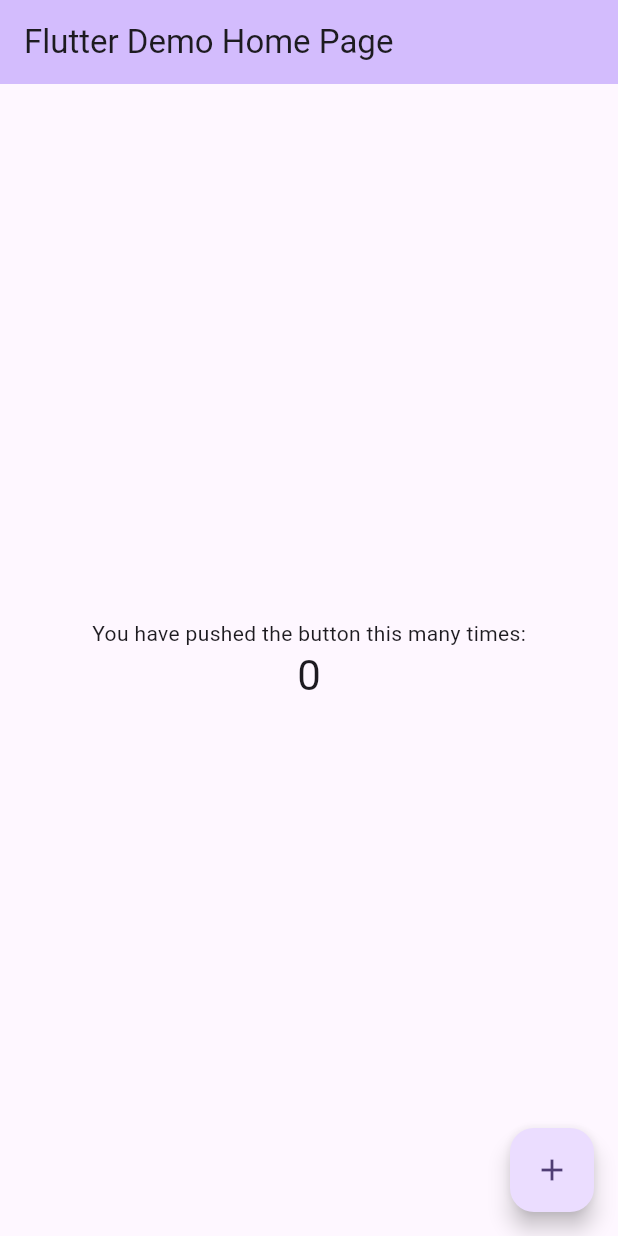
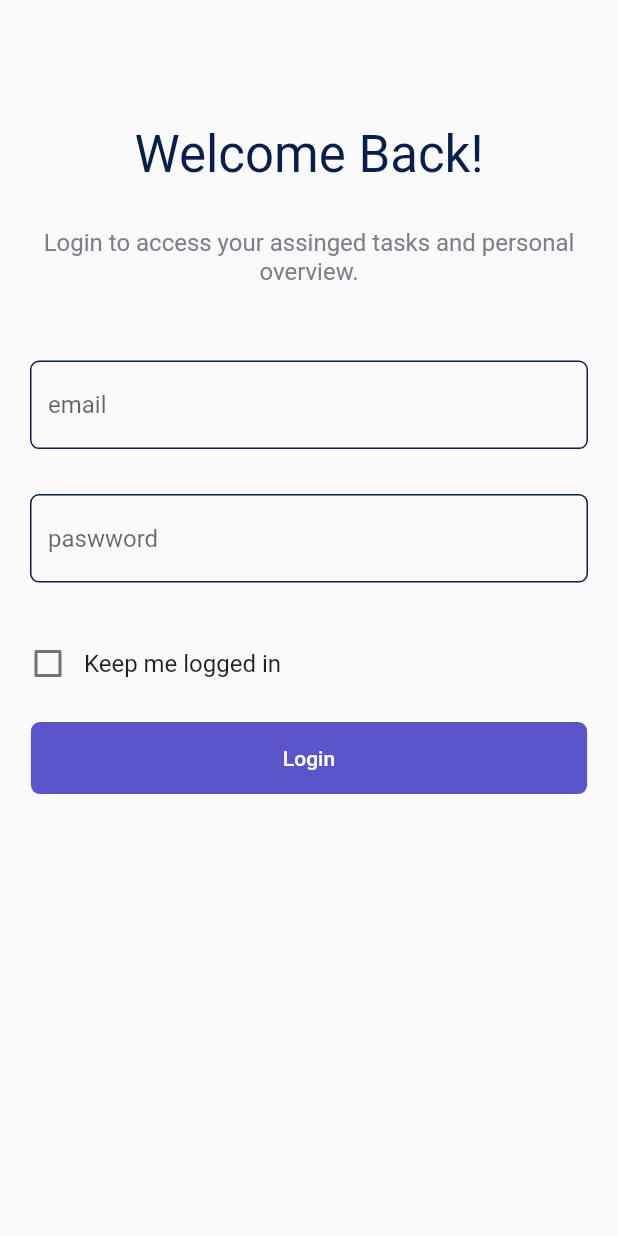
Before and after one commit to iMohamedAhmed195/agile, a Flutter app: the screen it shows after launch, on a phone screen of 412 x 824 dp. Run offline on Flutter 3.47's test engine with Material 2 defaults, Android fonts, the light colour scheme and no system bars; our stand-ins replace bloc, dio, go_router.

Commit message:
adding log in ui and custom component and crate dio service and api

```diff
--- a/lib/main.dart
+++ b/lib/main.dart
@@ -1,3 +1,4 @@
+import 'package:agile/module/login_module/login_view.dart';
 import 'package:flutter/material.dart';
 
 void main() {
@@ -11,115 +12,7 @@ class MyApp extends StatelessWidget {
   @override
   Widget build(BuildContext context) {
     return MaterialApp(
-      title: 'Flutter Demo',
-      theme: ThemeData(
-        // This is the theme of your application.
-        //
-        // TRY THIS: Try running your application with "flutter run". You'll see
-        // the application has a blue toolbar. Then, without quitting the app,
-        // try changing the seedColor in the colorScheme below to Colors.green
-        // and then invoke "hot reload" (save your changes or press the "hot
-        // reload" button in a Flutter-supported IDE, or press "r" if you used
-        // the command line to start the app).
-        //
-        // Notice that the counter didn't reset back to zero; the application
-        // state is not lost during the reload. To reset the state, use hot
-        // restart instead.
-        //
-        // This works for code too, not just values: Most code changes can be
-        // tested with just a hot reload.
-        colorScheme: ColorScheme.fromSeed(seedColor: Colors.deepPurple),
-        useMaterial3: true,
-      ),
-      home: const MyHomePage(title: 'Flutter Demo Home Page'),
+      home: LogInView(),
     );
   }
 }
-
-class MyHomePage extends StatefulWidget {
-  const MyHomePage({super.key, required this.title});
-
-  // This widget is the home page of your application. It is stateful, meaning
-  // that it has a State object (defined below) that contains fields that affect
-  // how it looks.
-
-  // This class is the configuration for the state. It holds the values (in this
-  // case the title) provided by the parent (in this case the App widget) and
-  // used by the build method of the State. Fields in a Widget subclass are
-  // always marked "final".
-
-  final String title;
-
-  @override
-  State<MyHomePage> createState() => _MyHomePageState();
-}
-
-class _MyHomePageState extends State<MyHomePage> {
-  int _counter = 0;
-
-  void _incrementCounter() {
-    setState(() {
-      // This call to setState tells the Flutter framework that something has
-      // changed in this State, which causes it to rerun the build method below
-      // so that the display can reflect the updated values. If we changed
-      // _counter without calling setState(), then the build method would not be
-      // called again, and so nothing would appear to happen.
-      _counter++;
-    });
-  }
-
-  @override
-  Widget build(BuildContext context) {
-    // This method is rerun every time setState is called, for instance as done
-    // by the _incrementCounter method above.
-    //
-    // The Flutter framework has been optimized to make rerunning build methods
-    // fast, so that you can just rebuild anything that needs updating rather
-    // than having to individually change instances of widgets.
-    return Scaffold(
-      appBar: AppBar(
-        // TRY THIS: Try changing the color here to a specific color (to
-        // Colors.amber, perhaps?) and trigger a hot reload to see the AppBar
-        // change color while the other colors stay the same.
-        backgroundColor: Theme.of(context).colorScheme.inversePrimary,
-        // Here we take the value from the MyHomePage object that was created by
-        // the App.build method, and use it to set our appbar title.
-        title: Text(widget.title),
-      ),
-      body: Center(
-        // Center is a layout widget. It takes a single child and positions it
-        // in the middle of the parent.
-        child: Column(
-          // Column is also a layout widget. It takes a list of children and
-          // arranges them vertically. By default, it sizes itself to fit its
-          // children horizontally, and tries to be as tall as its parent.
-          //
-          // Column has various properties to control how it sizes itself and
-          // how it positions its children. Here we use mainAxisAlignment to
-          // center the children vertically; the main axis here is the vertical
-          // axis because Columns are vertical (the cross axis would be
-          // horizontal).
-          //
-          // TRY THIS: Invoke "debug painting" (choose the "Toggle Debug Paint"
-          // action in the IDE, or press "p" in the console), to see the
-          // wireframe for each widget.
-          mainAxisAlignment: MainAxisAlignment.center,
-          children: <Widget>[
-            const Text(
-              'You have pushed the button this many times:',
-            ),
-            Text(
-              '$_counter',
-              style: Theme.of(context).textTheme.headlineMedium,
-            ),
-          ],
-        ),
-      ),
-      floatingActionButton: FloatingActionButton(
-        onPressed: _incrementCounter,
-        tooltip: 'Increment',
-        child: const Icon(Icons.add),
-      ), // This trailing comma makes auto-formatting nicer for build methods.
-    );
-  }
-}
--- /dev/null
+++ b/lib/module/login_module/login_view.dart
@@ -0,0 +1,92 @@
+
+
+import 'package:agile/shared/component/custom_text_field.dart';
+import 'package:agile/shared/component/custom_text_sec_login.dart';
+import 'package:agile/shared/styles/colors.dart';
+import 'package:flutter/material.dart';
+
+class LogInView extends StatelessWidget {
+  LogInView({super.key});
+
+  final TextEditingController emailController = TextEditingController();
+  final TextEditingController passwordController = TextEditingController();
+  var formkey = GlobalKey<FormState>();
+  @override
+  Widget build(BuildContext context) {
+    return Scaffold(
+      body: SingleChildScrollView(
+        child: SafeArea(
+            child: Form(
+              key: formkey,
+              child: Column(
+                children: [
+                  const TextSecLogin(header:'Welcome Back!' , para: 'Login to access your assinged tasks and personal overview.' ),
+                  CustomTextField(hint: 'email', controller: emailController,),
+                  CustomTextField(hint : 'paswword',controller: passwordController,),
+
+
+
+                  ButtonAndCheckboxSec(
+                    email: emailController.text,
+                    password: passwordController.text,
+                  )
+                ],
+              ),
+            )),
+      ),
+    );
+  }
+
+  buildOutlineInputBorder() {
+    return OutlineInputBorder(
+        borderSide: const BorderSide(color: Styles.kColor),
+        borderRadius: BorderRadius.circular(6));
+  }
+}
+
+class ButtonAndCheckboxSec extends StatelessWidget {
+  const ButtonAndCheckboxSec(
+      {super.key, required this.email, required this.password});
+
+  final String email;
+  final String password;
+
+  @override
+  Widget build(BuildContext context) {
+    return Column(
+      children: [
+        Padding(
+          padding: const EdgeInsets.symmetric(horizontal: 8.0),
+          child: Row(
+            children: [
+              Checkbox(value: false, onChanged: (value) {}),
+              const Text(
+                'Keep me logged in',
+                style: TextStyle(fontSize: 16, fontWeight: FontWeight.w400),
+              )
+            ],
+          ),
+        ),
+        const SizedBox(
+          height: 15,
+        ),
+        Container(
+          width: MediaQuery.of(context).size.width * 0.9,
+          height: 48,
+          decoration: BoxDecoration(
+              borderRadius: BorderRadius.circular(6),
+              color: const Color(0xff5A55CA)),
+          child: MaterialButton(
+            onPressed: () {
+              // LoginCubit.get(context).fetchLoginUser(email, password);
+            },
+            child: const Text(
+              'Login',
+              style: TextStyle(color: Colors.white),
+            ),
+          ),
+        ),
+      ],
+    );
+  }
+}
--- /dev/null
+++ b/lib/shared/component/custom_text_field.dart
@@ -0,0 +1,37 @@
+import 'package:agile/shared/styles/colors.dart';
+import 'package:flutter/material.dart';
+
+
+class CustomTextField extends StatelessWidget {
+   CustomTextField({super.key, required this.hint,required this.controller,});
+
+  final String hint ;
+  var controller = TextEditingController();
+
+  @override
+  Widget build(BuildContext context) {
+    return Column(
+      children: [
+        Padding(
+          padding: const EdgeInsets.only(left: 20.0,right: 20.0, bottom: 30),
+          child: TextField(
+            decoration:  InputDecoration(
+                enabledBorder: buildOutlineInputBorder(),
+                focusedBorder: buildOutlineInputBorder(),
+                hintText: hint
+            ),
+            controller: controller,
+          ),
+        )
+      ],
+    );
+  }
+}
+
+buildOutlineInputBorder(){
+  return OutlineInputBorder(
+      borderSide:  const BorderSide(color: Styles.kColor),
+      borderRadius: BorderRadius.circular(6)
+  );
+
+}
--- /dev/null
+++ b/lib/shared/component/custom_text_sec_login.dart
@@ -0,0 +1,46 @@
+import 'package:agile/shared/styles/colors.dart';
+import 'package:flutter/material.dart';
+
+
+class TextSecLogin extends StatelessWidget {
+  const TextSecLogin({super.key, required this.header, required this.para});
+  final String header ;
+  final String para ;
+  @override
+  Widget build(BuildContext context) {
+    return  Column(
+      crossAxisAlignment: CrossAxisAlignment.center,
+      children: [
+        Padding(
+          padding: EdgeInsets.only(top:MediaQuery.of(context).size.height *0.1 ),
+          child:  Text(
+            header,
+            style: const TextStyle(
+                color: Styles.kColor,
+                fontSize: 34
+            ),
+          ),
+        ),
+        Row(
+          mainAxisAlignment: MainAxisAlignment.center,
+          children: [
+            Padding(
+              padding: const EdgeInsets.only(top: 30.0,bottom: 50.0),
+              child: SizedBox(
+                width: MediaQuery.of(context).size.width *0.9,
+                child:  Text(
+                  para,
+                  textAlign: TextAlign.center,
+                  style: const TextStyle(
+                      color: Color(0xff7C808A),
+                      fontSize: 16
+                  ),
+                ),
+              ),
+            ),
+          ],
+        )
+      ],
+    );
+  }
+}
--- /dev/null
+++ b/lib/shared/network/remote/End_Points.dart
@@ -0,0 +1,2 @@
+
+const LOG_IN = 'users/login';
--- /dev/null
+++ b/lib/shared/styles/colors.dart
@@ -0,0 +1,5 @@
+import 'package:flutter/material.dart';
+
+abstract class Styles{
+  static const kColor= Color(0XFF091E4A);
+}
--- a/pubspec.yaml
+++ b/pubspec.yaml
@@ -35,6 +35,12 @@ dependencies:
   # The following adds the Cupertino Icons font to your application.
   # Use with the CupertinoIcons class for iOS style icons.
   cupertino_icons: ^1.0.2
+  flutter_screenutil: ^5.9.0
+  bloc: ^8.1.2
+    #  flutter_secure_storage: ^9.0.0
+  go_router: ^10.1.2
+  dio: ^5.3.2
+  flutter_bloc: ^8.1.3
 
 dev_dependencies:
   flutter_test:
```
Also changed, not shown: lib/shared/network/remote/dio_helper.dart (added, +134 -0 lines), lib/shared/service/app_reouter.dart (added, +17 -0 lines), lib/shared/service/bloc_observer.dart (added, +29 -0 lines), lib/models/log_in_model/log_in_model.dart (added), pubspec.lock.
